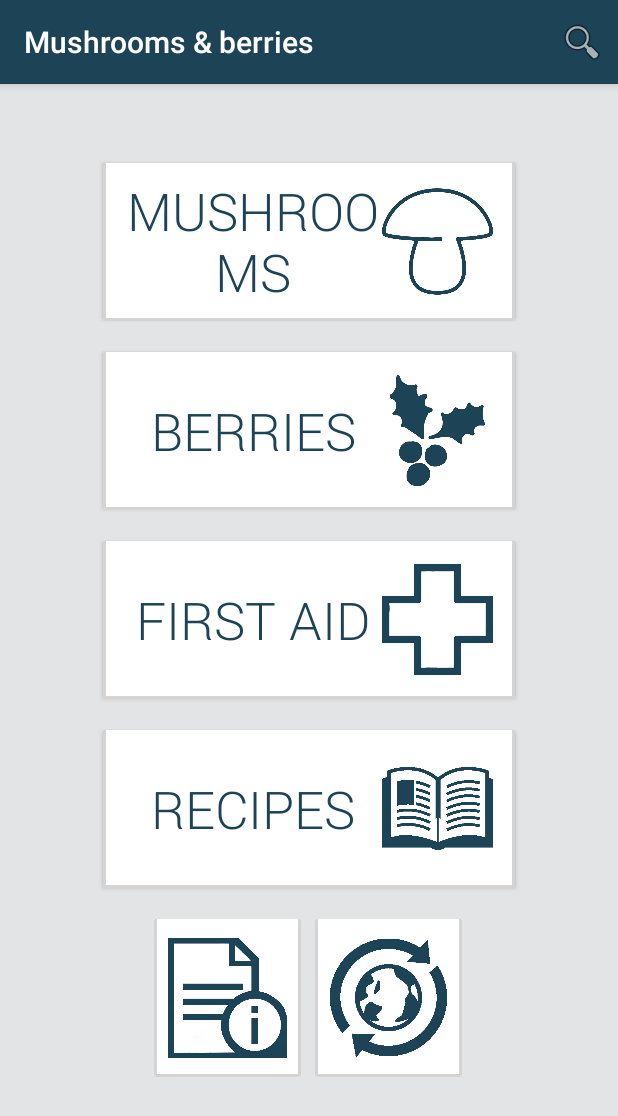
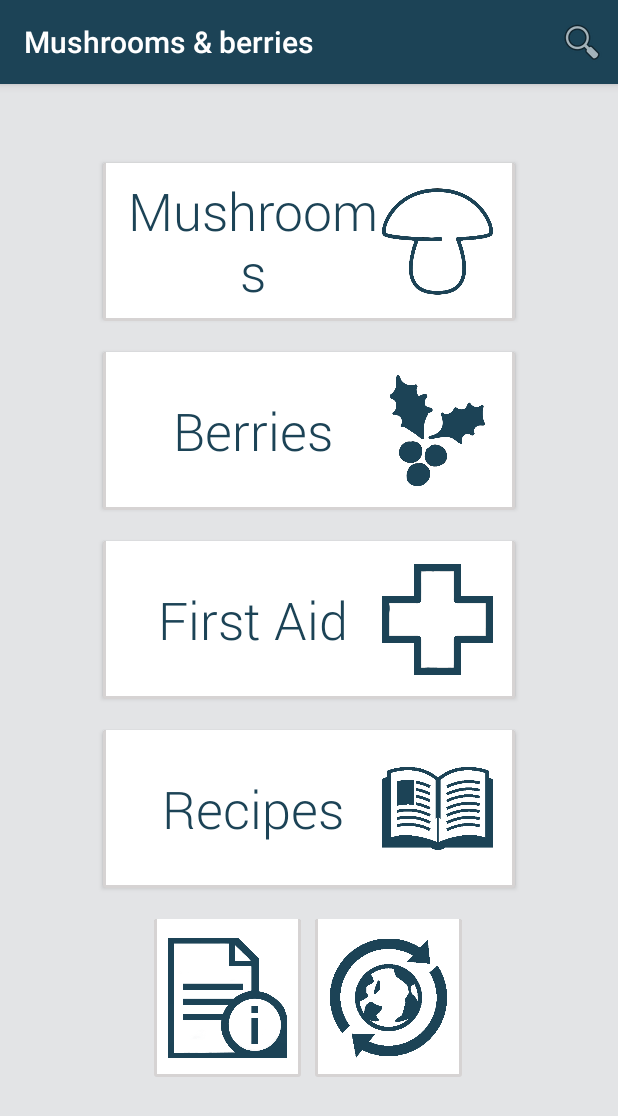
Before and after one commit to oss-fruct-org/mushrooms, an Android app: the screen it shows after launch (MainActivity), on a phone screen of 412 x 824 dp. Shown: the top 1116 px of the screen. Run offline under Robolectric (Android 15) with nearby library versions, the phone set to English and light mode, and no system bars; 1 statement that could not run was skipped.

Commit message:
Fix allCaps on buttons

```diff
--- a/mushrooms-android/client/mushrooms/app/src/main/res/layout/activity_main.xml
+++ b/mushrooms-android/client/mushrooms/app/src/main/res/layout/activity_main.xml
@@ -17,7 +17,9 @@
             android:layout_centerHorizontal="true"
             android:onClick="onButtonMushroomsClick"
             android:background="@drawable/button_menu"
-            android:textColor="@drawable/button_menu_text"         />
+            android:textColor="@drawable/button_menu_text"
+            android:textAllCaps="false"
+            />
 
         <Button
             android:layout_width="wrap_content"
@@ -28,7 +30,8 @@
             android:layout_centerHorizontal="true"
             android:onClick="onButtonBerriesClick"
             android:background="@drawable/button_menu"
-            android:textColor="@drawable/button_menu_text" />
+            android:textColor="@drawable/button_menu_text"
+            android:textAllCaps="false" />
 
         <Button
             android:layout_width="wrap_content"
@@ -39,7 +42,8 @@
             android:layout_centerHorizontal="true"
             android:onClick="onButtonFirstaidClick"
             android:background="@drawable/button_menu"
-            android:textColor="@drawable/button_menu_text" />
+            android:textColor="@drawable/button_menu_text"
+            android:textAllCaps="false"/>
 
         <Button
             android:layout_width="wrap_content"
@@ -50,7 +54,8 @@
             android:layout_centerHorizontal="true"
             android:onClick="onButtonRecipesClick"
             android:background="@drawable/button_menu"
-            android:textColor="@drawable/button_menu_text" />
+            android:textColor="@drawable/button_menu_text"
+            android:textAllCaps="false"/>
 
         <ImageButton
             android:layout_width="wrap_content"
```
